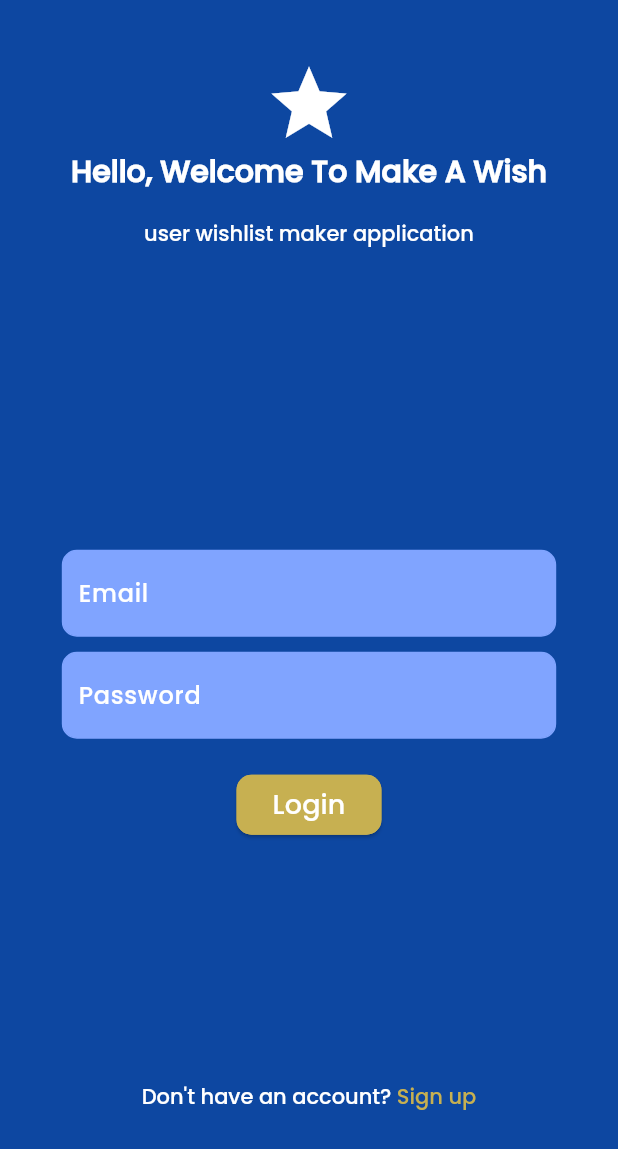
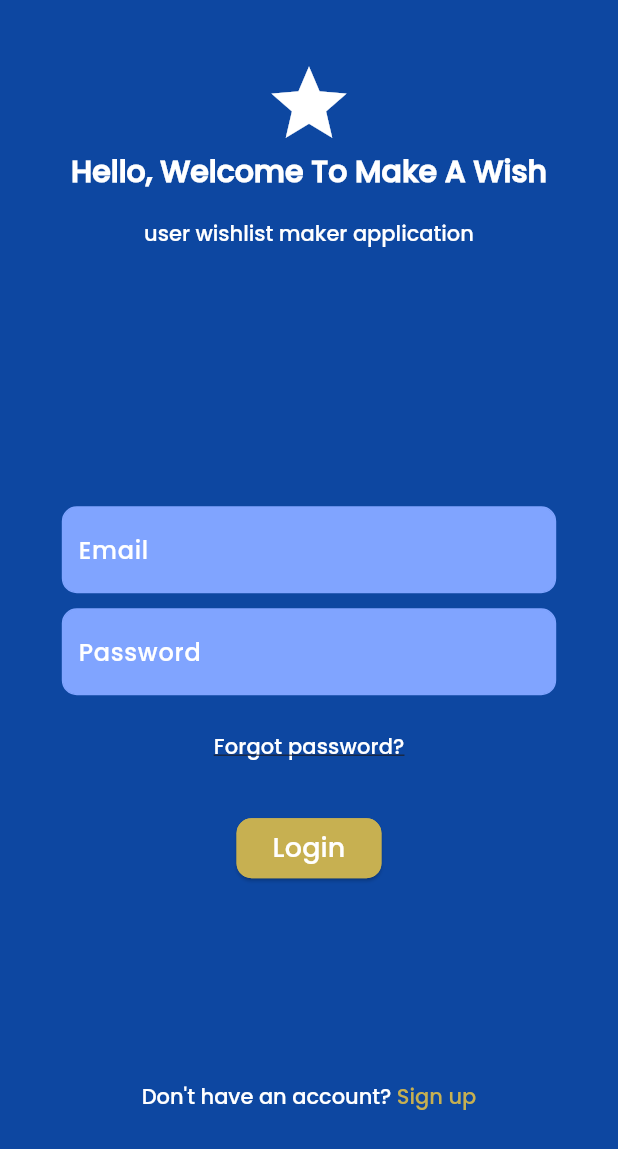
Before and after one commit to jasmrntha/tekber-fp, a Flutter app: the screen it shows after launch, on a phone screen of 412 x 824 dp. Shown: the top 1149 px of the screen. Run offline on Flutter 3.47's test engine with Material 3 defaults, Android fonts, the light colour scheme and no system bars; our stand-ins replace image_picker, shared_preferences; missing offline and left inert: dart:html.

Commit message:
Update login_screen.dart

```diff
--- a/lib/screens/login_screen.dart
+++ b/lib/screens/login_screen.dart
@@ -1,7 +1,8 @@
+import 'package:flutter/material.dart';
 import 'package:final_project_2/screens/signup_screen.dart';
-import 'package:flutter/material.dart';
 import 'package:final_project_2/screens/home_screen.dart';
 import 'package:final_project_2/screens/guide_screen.dart';
+import 'package:final_project_2/screens/forgot_password_screen.dart';
 
 class LoginScreen extends StatelessWidget {
   @override
@@ -49,7 +50,7 @@ class LoginScreen extends StatelessWidget {
                 ),
               ),
               Expanded(
-                child: inputForm(),
+                child: InputForm(),
                 flex: 5,
               ),
               Expanded(
@@ -89,12 +90,12 @@ class LoginScreen extends StatelessWidget {
   }
 }
 
-class inputForm extends StatefulWidget {
+class InputForm extends StatefulWidget {
   @override
-  _inputFormState createState() => _inputFormState();
+  _InputFormState createState() => _InputFormState();
 }
 
-class _inputFormState extends State<inputForm> {
+class _InputFormState extends State<InputForm> {
   final TextEditingController emailController = TextEditingController();
   final TextEditingController passwordController = TextEditingController();
 
@@ -143,6 +144,24 @@ class _inputFormState extends State<inputForm> {
             ),
           ),
         ),
+        const SizedBox(height: 10),
+        TextButton(
+          onPressed: () {
+            Navigator.push(
+              context,
+              MaterialPageRoute(
+                  builder: (context) => const ForgotPasswordScreen()),
+            );
+          },
+          child: const Text(
+            "Forgot password?",
+            style: TextStyle(
+              color: Colors.white,
+              fontFamily: 'Poppins',
+              decoration: TextDecoration.underline,
+            ),
+          ),
+        ),
         SizedBox(height: 20),
         ElevatedButton(
           onPressed: () {
```
